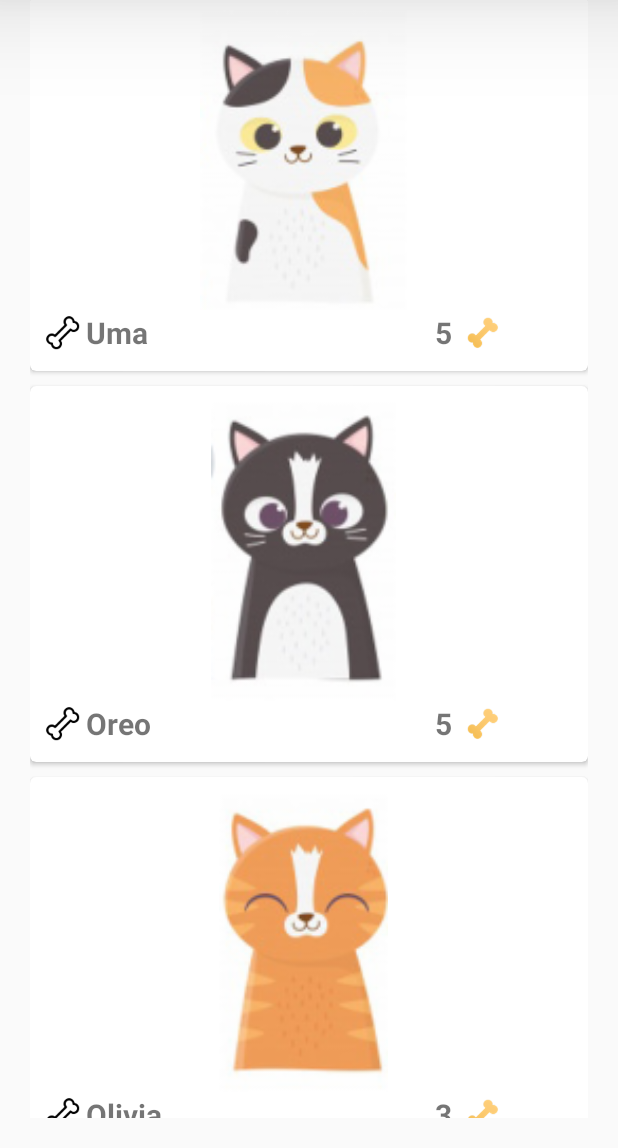
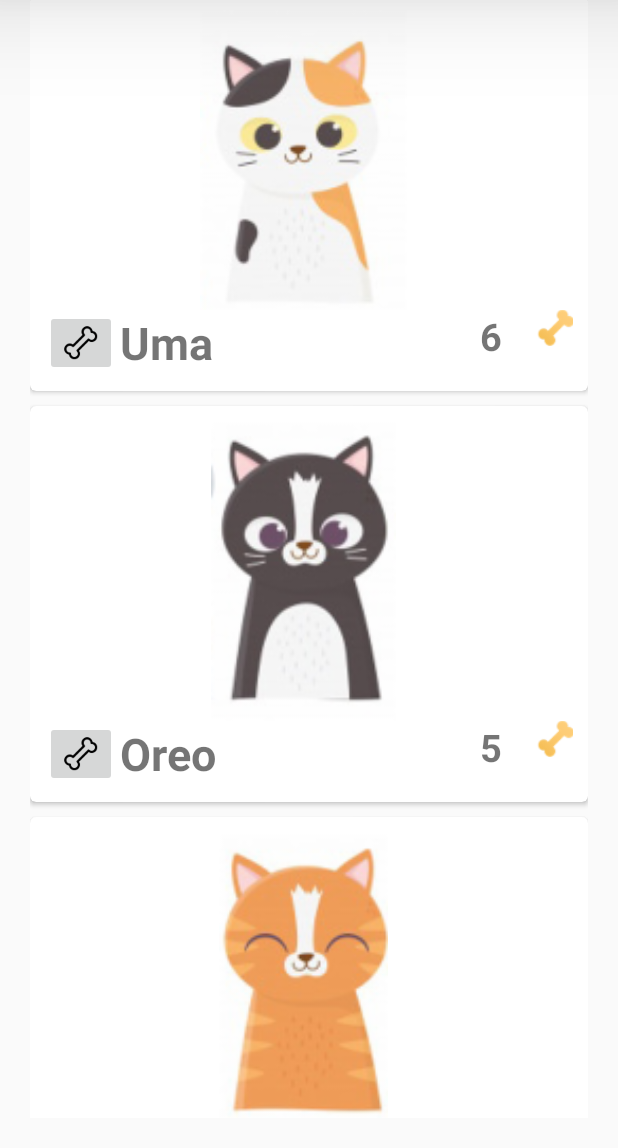
Before and after one commit to Micaela2016/Pentagram, an Android app: the screen it shows after launch (Listado), after a tap on an icon or button, on a phone screen of 412 x 824 dp, the part 88-1236 px from its top. Run offline under Robolectric (Android 15) with nearby library versions, the phone set to English and light mode, and no system bars; 1 other tap on this screen came first.

Commit message:
Ordenamiento ActionBar parte2

```diff
--- a/app/src/main/java/com/example/pentagram/Listado.java
+++ b/app/src/main/java/com/example/pentagram/Listado.java
@@ -14,10 +14,9 @@ import java.util.ArrayList;
 
 public class Listado extends AppCompatActivity {
 
-    ArrayList<Mascota> listmascotas;
+    private ArrayList<Mascota> mascotas;
     private RecyclerView listaMascotas;
 
-    @Override
     protected void onCreate(Bundle savedInstanceState) {
         super.onCreate(savedInstanceState);
         setContentView(R.layout.activity_listado);
@@ -28,8 +27,12 @@ public class Listado extends AppCompatActivity {
         llm.setOrientation(LinearLayoutManager.VERTICAL);
 
         listaMascotas.setLayoutManager(llm);
-        inicializarlistaMascotas();
+
+        mascotas = (ArrayList<Mascota> ) getIntent().getSerializableExtra("mascotas");
+        reordenar();
         inicializarAdaptador();
+
+
 
         Toolbar miActionBar = findViewById(R.id.miActionbar);
         setSupportActionBar(miActionBar);
@@ -48,32 +51,50 @@ public class Listado extends AppCompatActivity {
 
     }
 
+    public void reordenar(){
+            int cuentaintercambios=0;
+            Mascota aux;
+            //Usamos un bucle anidado, saldra cuando este ordenado el array
+            for (boolean ordenado=false;!ordenado;){
+                for (int i=0;i<mascotas.size()-1;i++){
+                    if (mascotas.get(i).getLikes().compareTo(mascotas.get(i+1).getLikes())<0){
+                        aux = mascotas.get(i);
+                        //Intercambiamos valores
+                        mascotas.set(i, mascotas.get(i+1));
+                        mascotas.set(i+1, aux);
+                        //indicamos que hay un cambio
+                        cuentaintercambios++;
+                }
+            }
+
+            //Si no hay intercambios, es que esta ordenado.
+            if (cuentaintercambios==0){
+                ordenado=true;
+            }
+            //Inicializamos la variable de nuevo para que empiece a contar de nuevo
+            cuentaintercambios=0;
+        }
+
+
+    }
+
+
+
+
+
     @Override
     public boolean onKeyDown(int keyCode, KeyEvent event)
     {
         if(keyCode == KeyEvent.KEYCODE_BACK){
             Intent intent = new Intent(Listado.this, MainActivity.class);
+            intent.putExtra("mascotas", mascotas);
             startActivity(intent);
-            finish();
         }
         return super.onKeyDown(keyCode, event);
     }
-    private void inicializarAdaptador()
-    {
-        MascotaAdaptador adaptador = new MascotaAdaptador(listmascotas,this);
+    private void inicializarAdaptador() {
+        MascotaAdaptador adaptador = new MascotaAdaptador(mascotas,this);
         listaMascotas.setAdapter(adaptador);
     }
 
-    private void inicializarlistaMascotas()
-    {
-        listmascotas = new ArrayList<Mascota>();
-        listmascotas.add(new Mascota("Uma",R.drawable.uma, "5"));
-        listmascotas.add(new Mascota("Oreo", R.drawable.oreo, "5"));
-        listmascotas.add(new Mascota("Olivia", R.drawable.olivia,"3"));
-        listmascotas.add(new Mascota("Otto", R.drawable.otto,"2"));
-        listmascotas.add(new Mascota("Milo", R.drawable.milo,"1"));
-
-    }
-
-
 }
--- a/app/src/main/java/com/example/pentagram/MainActivity.java
+++ b/app/src/main/java/com/example/pentagram/MainActivity.java
@@ -7,6 +7,7 @@ import androidx.appcompat.widget.Toolbar;
 
 import android.content.Intent;
 import android.os.Bundle;
+import android.os.Parcelable;
 import android.view.View;
 
 import java.util.ArrayList;
@@ -28,21 +29,23 @@ public class MainActivity extends AppCompatActivity {
         llm.setOrientation(LinearLayoutManager.VERTICAL);
 
         listaMascotas.setLayoutManager(llm); //Para que el objeto se comporte como un linear layout
-        inicializarListaContactos();
+        if (mascotas==null) {
+            inicializarListaContactos();
+        }
+        else mascotas = (ArrayList<Mascota> ) getIntent().getSerializableExtra("mascotas");
         inicializarAdaptador();
-
     }
 
     public void inicializarAdaptador(){
         MascotaAdaptador adaptador= new MascotaAdaptador(mascotas,this);
+
         listaMascotas.setAdapter(adaptador);
     }
 
-    public void pasarActividad(View view)
-    {
+    public void pasarActividad(View v){
         Intent intent = new Intent(this, Listado.class);
+        intent.putExtra("mascotas", mascotas);
         startActivity(intent);
-        finish();
     }
 
     public void inicializarListaContactos(){
--- a/app/src/main/java/com/example/pentagram/Mascota.java
+++ b/app/src/main/java/com/example/pentagram/Mascota.java
@@ -1,11 +1,15 @@
 package com.example.pentagram;
+
+import android.os.Parcel;
+import android.os.Parcelable;
 
 import androidx.appcompat.app.AppCompatActivity;
 import androidx.recyclerview.widget.RecyclerView;
 
+import java.io.Serializable;
 import java.util.ArrayList;
 
-public class Mascota  {
+public class Mascota implements Serializable {
 
     private String nombreMascota;
     private int fotoMascota;
@@ -16,6 +20,7 @@ public class Mascota  {
         this.fotoMascota = fotoMascota;
         this.likes = likes;
     }
+
 
     public String getNombreMascota() {
         return nombreMascota;
@@ -47,4 +52,5 @@ public class Mascota  {
         likesMas++;
         likes= String.valueOf(likesMas);
     }
+
 }
--- a/app/src/main/java/com/example/pentagram/MascotaAdaptador.java
+++ b/app/src/main/java/com/example/pentagram/MascotaAdaptador.java
@@ -34,6 +34,15 @@ public class MascotaAdaptador extends RecyclerView.Adapter<MascotaAdaptador.Masc
         mascotaViewHolder.tvNombreMascota.setText(mascota.getNombreMascota());
         mascotaViewHolder.tvLikes.setText(mascota.getLikes());
 
+        mascotaViewHolder.btnLikes.setOnClickListener(new View.OnClickListener() {
+            public void onClick(View view) {
+                Toast.makeText(actividad, "Diste like a "+mascota.getNombreMascota(),Toast.LENGTH_SHORT).show();
+                mascota.masLikes();
+                mascotaViewHolder.tvLikes.setText(mascota.getLikes());
+
+            }
+        });
+
 
     }
     @Override
@@ -44,6 +53,7 @@ public class MascotaAdaptador extends RecyclerView.Adapter<MascotaAdaptador.Masc
         private ImageView imgMascota;
         private TextView tvNombreMascota;
         private TextView tvLikes;
+        private ImageButton btnLikes;
 
         public MascotaViewHolder(View itemView){
             super(itemView);
@@ -51,6 +61,7 @@ public class MascotaAdaptador extends RecyclerView.Adapter<MascotaAdaptador.Masc
             imgMascota = (ImageView) itemView.findViewById(R.id.imgFoto);
             tvNombreMascota = (TextView) itemView.findViewById(R.id.tvNombre);
             tvLikes = (TextView) itemView.findViewById(R.id.tvNum);
+            btnLikes= (ImageButton) itemView.findViewById(R.id.ivBone);
         }
     }
 }
--- a/app/src/main/res/layout/cardwiew_mascota.xml
+++ b/app/src/main/res/layout/cardwiew_mascota.xml
@@ -21,10 +21,9 @@
             android:layout_marginEnd="3dp">
         </ImageView>
         <RelativeLayout
-            android:paddingTop="3dp"
             android:layout_width="match_parent"
             android:layout_height="wrap_content">
-            <ImageView
+            <ImageButton
                 android:id="@+id/ivBone"
                 android:layout_width="wrap_content"
                 android:layout_height="wrap_content"
@@ -35,24 +34,27 @@
                 android:layout_height="wrap_content"
                 android:text="Uma"
                 android:layout_centerVertical="true"
-                android:layout_marginStart="27dp"
+                android:layout_marginStart="50dp"
                 android:textStyle="bold"
-                android:textSize="20dp"/>
+                android:textSize="30dp"/>
+
             <TextView
                 android:id="@+id/tvNum"
                 android:layout_width="match_parent"
                 android:layout_height="wrap_content"
-                android:layout_marginStart="260dp"
+                android:layout_marginStart="290dp"
                 android:text="5"
-                android:textSize="20dp"
-                android:layout_centerVertical="true"
-                android:textStyle="bold"/>
+                android:textSize="25dp"
+                android:textStyle="bold" />
+
             <ImageView
                 android:id="@+id/ivBonegold"
-                android:layout_width="wrap_content"
+                android:layout_width="match_parent"
                 android:layout_height="wrap_content"
-                android:src="@drawable/hueso_amarillo"
-                android:layout_marginStart="280dp"/>
+                android:layout_marginStart="330dp"
+                android:scaleY="1.3"
+                android:scaleX="1.3"
+                android:src="@drawable/hueso_amarillo" />
         </RelativeLayout>
     </androidx.appcompat.widget.LinearLayoutCompat>
 </androidx.cardview.widget.CardView>
```
